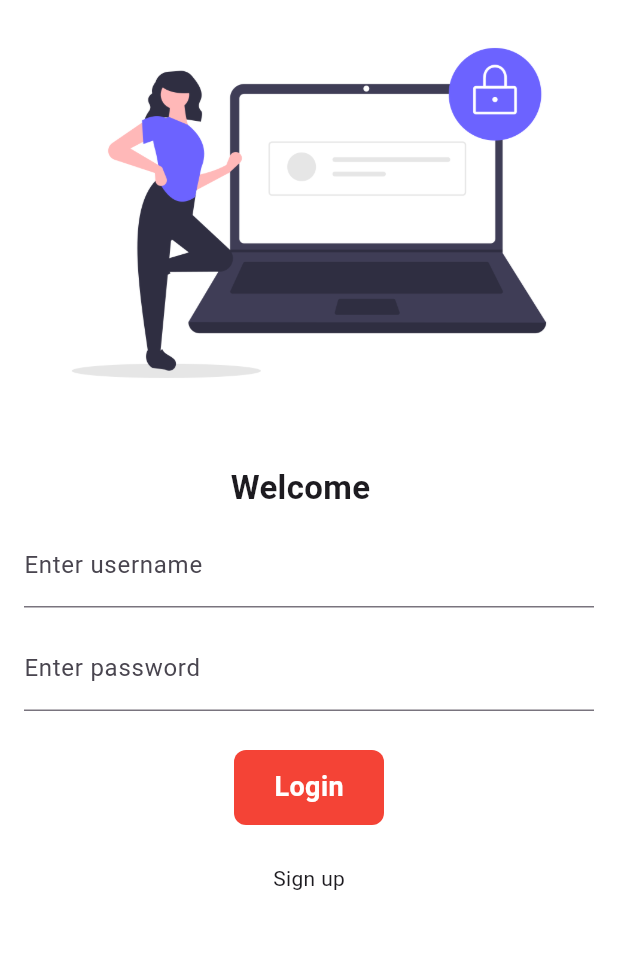
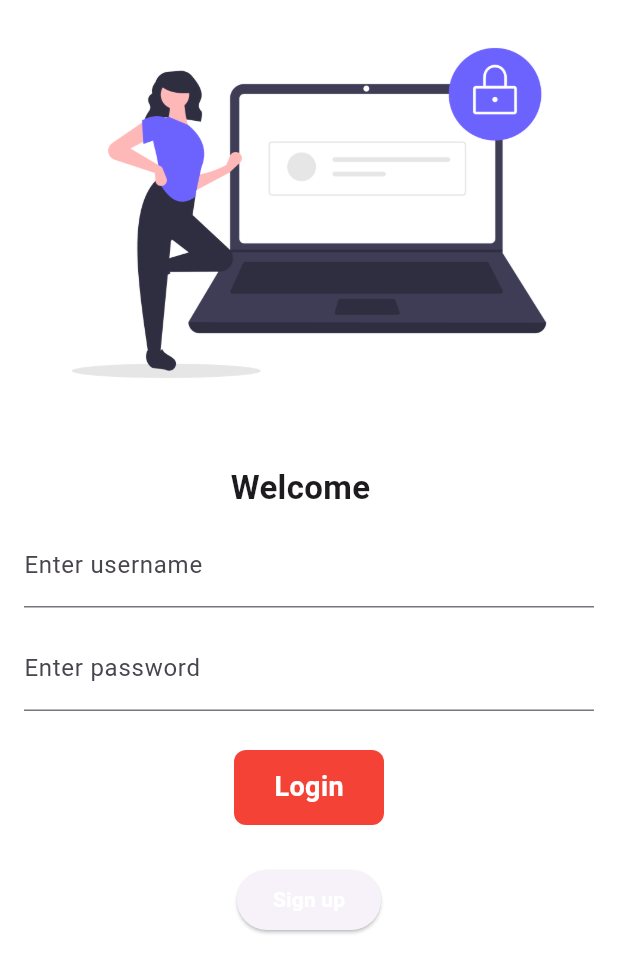
Before and after one commit to Ammar-Ali234/Start_of_my_flutter_journey, a Flutter app: the screen it shows after launch, on a phone screen of 412 x 824 dp. Shown: the top 973 px of the screen. Run offline on Flutter 3.47's test engine with Material 3 defaults, Android fonts, the phone set to English and light mode, and no system bars; our stand-ins replace google_fonts.

Commit message:
Day7 Completed

```diff
--- a/my_app/lib/main.dart
+++ b/my_app/lib/main.dart
@@ -25,7 +25,8 @@ class Myapp extends StatelessWidget {
         "/": (context) =>
             Login_page(), //default me ye "/" leta hai agar ye de dia hai to uper home k widget ki zaroort nahi hai
         Mereroute.homeroute: (context) => const HomePage(),
-        Mereroute.loginroute: (context) => Login_page()
+        Mereroute.loginroute: (context) => Login_page(),
+        Mereroute.signuproute: (context) => Signup()
       },
     );
   }
--- a/my_app/lib/pages/login_page.dart
+++ b/my_app/lib/pages/login_page.dart
@@ -8,12 +8,40 @@ class Login_page extends StatefulWidget {
 
 class _Login_pageState extends State<Login_page> {
   String name = "";
+  String password = ""; // Added password variable
   bool change = false;
+
+  final _formkey = GlobalKey<FormState>();
+  final _passwordController =
+      TextEditingController(); // Added TextEditingController
+
+  void nextmove(BuildContext context) async {
+    if (_formkey.currentState!.validate()) {
+      // Check if form is valid
+      setState(() {
+        change = true;
+      });
+      await Future.delayed(Duration(seconds: 1));
+      await Navigator.pushNamed(context, Mereroute.homeroute);
+      setState(() {
+        change = false;
+      });
+    }
+  }
+
+  @override
+  void dispose() {
+    _passwordController.dispose(); // Dispose the controller
+    super.dispose();
+  }
+
   @override
   Widget build(BuildContext context) {
     return Material(
         color: Colors.white,
         child: SingleChildScrollView(
+          child: Form(
+            key: _formkey,
             child: Column(
               children: [
                 Image.asset(
@@ -25,12 +53,12 @@ class _Login_pageState extends State<Login_page> {
                 ),
                 Text(
                   "Welcome $name ",
-                style:
-                    const TextStyle(fontWeight: FontWeight.bold, fontSize: 22),
+                  style: const TextStyle(
+                      fontWeight: FontWeight.bold, fontSize: 22),
                 ),
                 Padding(
-                padding:
-                    const EdgeInsets.symmetric(vertical: 8.0, horizontal: 16.0),
+                  padding: const EdgeInsets.symmetric(
+                      vertical: 8.0, horizontal: 16.0),
                   child: Column(
                     children: [
                       TextFormField(
@@ -38,26 +66,47 @@ class _Login_pageState extends State<Login_page> {
                           hintText: "Username",
                           labelText: "Enter username",
                         ),
+                        validator: (value) {
+                          if (value == null || value.isEmpty) {
+                            return "Username can't be empty";
+                          }
+                          return null;
+                        },
                         onChanged: (value) {
+                          setState(() {
                             name = value;
-                        setState(() {});
+                          });
                         },
                       ),
                       const SizedBox(
                         height: 13.0,
                       ),
                       TextFormField(
-                      obscureText:
-                          true, //obscuretext text ko dikhney se rokey ga
+                        controller: _passwordController, // Set the controller
+                        obscureText: true,
                         decoration: const InputDecoration(
                             hintText: "Password", labelText: "Enter password"),
+                        validator: (value) {
+                          if (value == null || value.isEmpty) {
+                            return "Password can't be empty";
+                          }
+                          return null;
+                        },
+                        onChanged: (value) {
+                          setState(() {
+                            password = value;
+                          });
+                        },
                       ),
                       const SizedBox(
                         height: 26.0,
                       ),
-                    InkWell(
+                      Material(
+                        color: Colors.red,
+                        borderRadius: BorderRadius.circular(change ? 50 : 8),
+                        child: InkWell(
                           child: AnimatedContainer(
-                        duration: const Duration(seconds: 1),
+                            duration: const Duration(milliseconds: 500),
                             child: change
                                 ? Icon(
                                     Icons.done,
@@ -70,31 +119,38 @@ class _Login_pageState extends State<Login_page> {
                                         fontSize: 18,
                                         fontWeight: FontWeight.bold),
                                   ),
-                        decoration: BoxDecoration(
-                            color: Colors.red,
-                            borderRadius:
-                                BorderRadius.circular(change ? 50 : 8)),
                             height: 50,
                             width: change ? 50 : 100,
                             alignment: Alignment.center,
                           ),
-                      onTap: () async {
-                        setState(() {
-                          change = true;
-                        });
-                        await Future.delayed(Duration(seconds: 1));
-                        Navigator.pushNamed(context, Mereroute.homeroute);
-                      },
+                          onTap: () => nextmove(context),
+                        ),
                       ),
                       const SizedBox(
                         height: 26.0,
                       ),
-                    const Text("Sign up")
+                      Column(
+                        children: [
+                          ElevatedButton(
+                            child: Text(
+                              "Sign up",
+                              style: TextStyle(
+                                  color: Colors.white,
+                                  fontWeight: FontWeight.bold),
+                            ),
+                            onPressed: () {
+                              Navigator.pushNamed(
+                                  context, Mereroute.signuproute);
+                            },
+                          )
+                        ],
+                      )
                     ],
                   ),
                 )
               ],
             ),
+          ),
         ));
   }
 }
--- a/my_app/lib/utilities/routes.dart
+++ b/my_app/lib/utilities/routes.dart
@@ -1,5 +1,5 @@
 class Mereroute {
   static String loginroute = "/login";
   static String homeroute = "/home";
-  static String signuproute = "/signup";
+  static String signuproute = "/signup_page.dart";
 }
```
Lines whose indentation alone changed are shown as unchanged.
